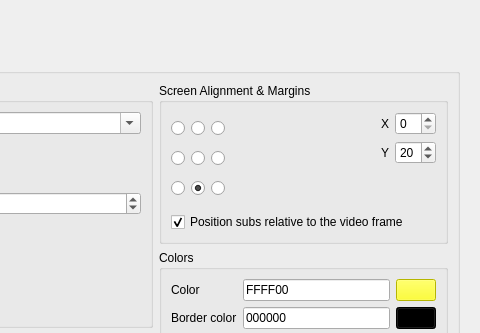
Old version of the form settingswindow.ui in the repository mpc-qt/mpc-qt; both pictures show x 416 to 896 and y 0 to 333 of the 896 by 638 pixel window.
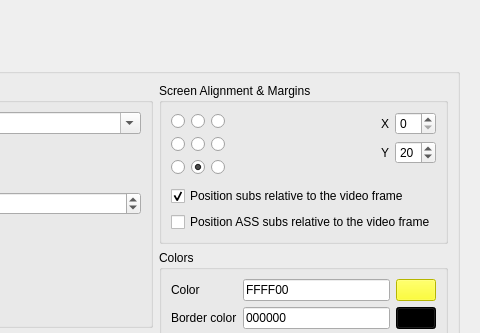
New version of the form. The open tabs and pages were chosen to show the change.

Commit message:
settingswindow: Implement more subtitle options
Implement sub-fix-timing, sub-clear-on-seek and sub-ass-force-margins.
Note that "Fix timing" was enabled by default, so users will need to
disable it if they don't want it.

sub-fix-timing removes minor gaps or overlaps between subtitles.

sub-clear-on-seek can be used to play broken mkv files with duplicate
ReadOrder fields for ASS subtitles.

sub-ass-force-margins enables placing ASS toptitles and subtitles in
black borders when they are available.

Fixes #515 (Add 'sub-ass-force-margins' into options).

Patch:
```diff
--- a/settingswindow.ui
+++ b/settingswindow.ui
@@ -6619,6 +6619,13 @@
                      </property>
                     </widget>
                    </item>
+                   <item>
+                    <widget class="QCheckBox" name="subsAssRelativeToVideoFrame">
+                     <property name="text">
+                      <string>Position ASS subs relative to the video frame</string>
+                     </property>
+                    </widget>
+                   </item>
                   </layout>
                  </widget>
                 </item>
```
Left out of the diff: 3 changed lines with no effect on the pictures. The commit also changes 17 other files.
